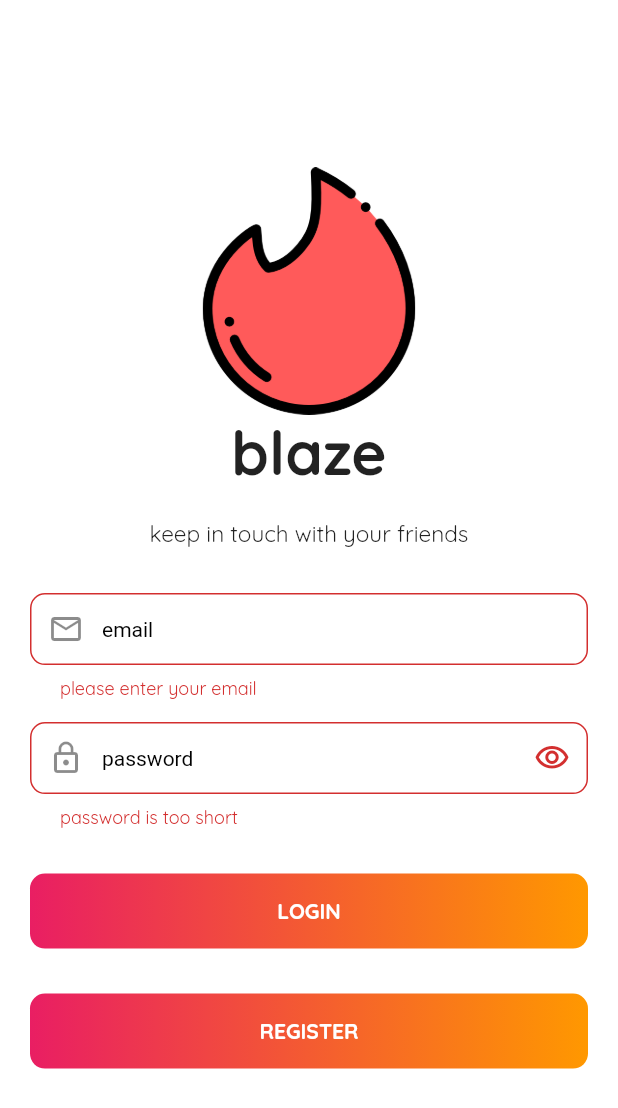
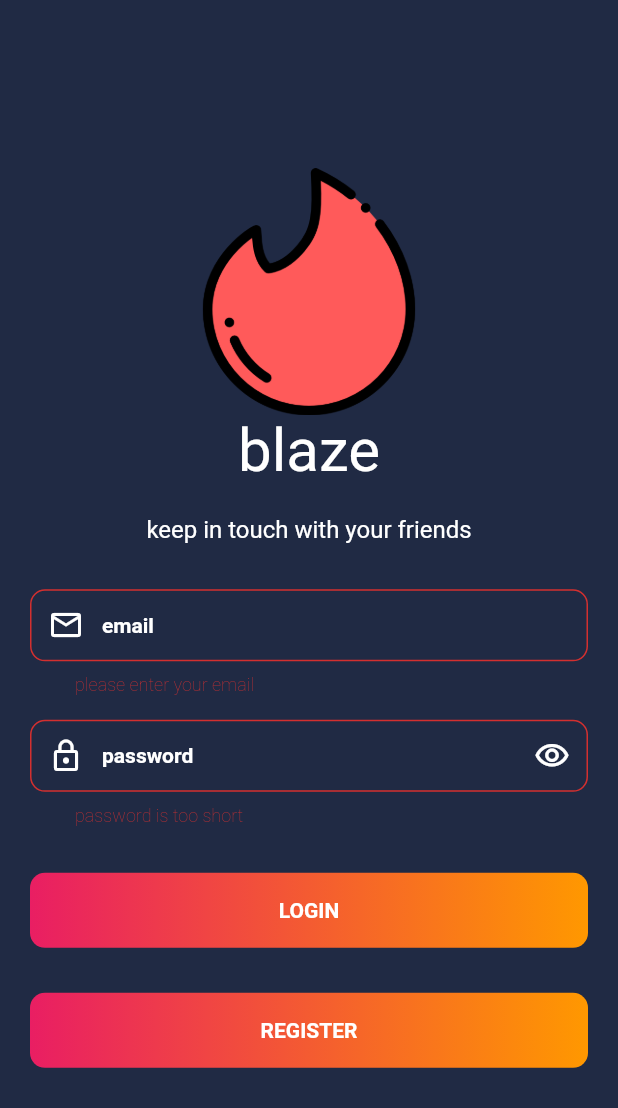
Before and after one commit to HamzaAlmahrous/blaze, a Flutter app: the screen it shows after launch, after a tap on "LOGIN", on a phone screen of 412 x 824 dp. Shown: the top 1108 px of the screen. Run offline on Flutter 3.47's test engine with Material 2 defaults, Android fonts, the light colour scheme and no system bars; our stand-ins replace bloc, cloud_firestore, conditional_builder_null_safety, firebase_auth, firebase_core, firebase_messaging and 7 more; accounts and stored records are empty; Roboto replaces fonts that are missing (Laila).

Commit message:
dark mode added
Signed-off-by: Hamza <hm7.almhrous@gmail.com>

```diff
--- a/blaze/lib/components/default_format_field.dart
+++ b/blaze/lib/components/default_format_field.dart
@@ -1,3 +1,4 @@
+import 'package:blaze/helpers/cubits/social_cubit.dart';
 import 'package:flutter/material.dart';
 
 Widget defaultFormField({
@@ -37,9 +38,10 @@ Widget defaultFormField({
         ),
         prefixIcon: Icon(
           prefix,
+          color: SocialCubit.get(context).isDark ? Colors.white : Colors.black,
         ),
         suffixIcon: suffix != null
-            ? IconButton(onPressed: suffixPressed, icon: Icon(suffix))
+            ? IconButton(onPressed: suffixPressed, icon: Icon(suffix, color: SocialCubit.get(context).isDark ? Colors.white : Colors.black,))
             : null,
       ),
     );
--- a/blaze/lib/components/themes.dart
+++ b/blaze/lib/components/themes.dart
@@ -27,8 +27,14 @@ ThemeData lightTheme() => ThemeData(
       hintStyle: const TextStyle(color: Colors.black),
 
     ),
-    textTheme: GoogleFonts.quicksandTextTheme().copyWith(
-      bodyText1: const TextStyle(color: Colors.black, fontWeight: FontWeight.w400, fontSize: 18),
+    textTheme: GoogleFonts.lailaTextTheme().copyWith(
+      caption: const TextStyle(
+          fontSize: 12.0,
+          fontWeight: FontWeight.w100,
+          color: Colors.black,
+          height: 1.3,
+        ),
+      bodyText1: const TextStyle(color: Colors.black, fontWeight: FontWeight.w400, fontSize: 16),
       subtitle1: const TextStyle(
       fontSize: 14.0,
       fontWeight: FontWeight.w400,
@@ -63,9 +69,15 @@ ThemeData darkTheme() => ThemeData(
         contentPadding: const EdgeInsetsDirectional.only(top: 5, start: 30),
         hintStyle: const TextStyle(color: Colors.white),
       ),
-      textTheme: GoogleFonts.quicksandTextTheme().copyWith(
-        bodyText1: const TextStyle(
-            color: Colors.white, fontWeight: FontWeight.w400, fontSize: 18),
+      textTheme: GoogleFonts.lailaTextTheme().copyWith(
+        caption: const TextStyle(
+          fontSize: 12.0,
+          fontWeight: FontWeight.w100,
+          color: Colors.white,
+          height: 1.3,
+        ),
+        bodyText1:  GoogleFonts.laila().copyWith(
+            color: Colors.white, fontWeight: FontWeight.w400, fontSize: 16),
         subtitle1: const TextStyle(
           fontSize: 14.0,
           fontWeight: FontWeight.w600,
--- a/blaze/lib/helpers/cubits/social_cubit.dart
+++ b/blaze/lib/helpers/cubits/social_cubit.dart
@@ -19,16 +19,14 @@ import 'package:firebase_storage/firebase_storage.dart' as firebase_storage;
 import 'package:firebase_messaging/firebase_messaging.dart';
 import 'package:firebase_auth/firebase_auth.dart';
 
-import 'package:http/http.dart' as http;
-import 'package:path/path.dart';
-import 'package:path_provider/path_provider.dart';
-
 class SocialCubit extends Cubit<SocialStates> {
   SocialCubit() : super(InitialState());
 
   static SocialCubit get(context) => BlocProvider.of(context);
 
   SocialUser user = SocialUser.empty();
+
+  bool isDark = false;
 
   void getUserData() {
     emit(SocialLoadingUserState());
@@ -679,7 +677,6 @@ class SocialCubit extends Cubit<SocialStates> {
     // file.writeAsBytesSync(response.bodyBytes);
   }
 
-
   void logOut(context) {
     emit(SignOutLoadingState());
     FirebaseAuth.instance.signOut().then((value) async {
@@ -697,4 +694,13 @@ class SocialCubit extends Cubit<SocialStates> {
       emit(SignOutErrorState(error));
     });
   }
+
+  void changeAppMode({bool? fromShared}) {
+    isDark = !isDark;
+
+    CacheHelper.saveData(key: 'isDark', value: isDark).then((value) {
+      emit(SocialAppChangeModeState());
+    });
+    print(isDark);
+  }
 }
--- a/blaze/lib/helpers/cubits/social_state.dart
+++ b/blaze/lib/helpers/cubits/social_state.dart
@@ -190,3 +190,7 @@ class SignOutErrorState extends SocialStates {
   final String error;
   SignOutErrorState(this.error);
 }
+
+//theme
+
+class SocialAppChangeModeState extends SocialStates {}
--- a/blaze/lib/main.dart
+++ b/blaze/lib/main.dart
@@ -48,6 +48,13 @@ void main(List<String> args) async {
   //onBoarding = CacheHelper.getData(key: 'onBoarding');
   uId = CacheHelper.getData(key: 'uId');
   lang = CacheHelper.getData(key: 'lang');
+  if (CacheHelper.getData(key: 'isDark') == null){
+    CacheHelper.saveData(key: 'isDark', value: false);
+  }
+
+  bool isDark = CacheHelper.getData(key: 'isDark');
+  print(isDark);
+
   lang ??= 'en';
   //print(uId);
 
@@ -56,7 +63,7 @@ void main(List<String> args) async {
   BlocOverrides.runZoned(
     () {
       runApp(
-        MyApp(startWidget: startWidget),
+        MyApp(startWidget: startWidget, isDark: isDark),
       );
     },
     blocObserver: MyBlocObserver(),
@@ -65,14 +72,15 @@ void main(List<String> args) async {
 
 class MyApp extends StatelessWidget {
   final Widget startWidget;
-  const MyApp({Key? key, required this.startWidget}) : super(key: key);
+  final bool isDark;
+  const MyApp({Key? key, required this.startWidget, required this.isDark}) : super(key: key);
 
   @override
   Widget build(BuildContext context) {
     return MultiBlocProvider(
       providers: [
         BlocProvider(
-            create: (context) => SocialCubit()..getAllUsers()..getPosts()..getUserData()..getFollowers(),
+            create: (context) => SocialCubit()..changeAppMode(fromShared: isDark)..getAllUsers()..getPosts()..getUserData()..getFollowers(),
         )
       ],
       child: BlocConsumer<SocialCubit, SocialStates>(
@@ -82,7 +90,7 @@ class MyApp extends StatelessWidget {
               debugShowCheckedModeBanner: false,
               theme: lightTheme(),
               darkTheme: darkTheme(),
-              themeMode: ThemeMode.light,
+              themeMode: SocialCubit.get(context).isDark ? ThemeMode.dark : ThemeMode.light,
               home: startWidget,
               routes: {
                 '/login': (context) => SocialLogin(),
--- a/blaze/lib/views/chats/chats_screen.dart
+++ b/blaze/lib/views/chats/chats_screen.dart
@@ -87,9 +87,7 @@ class ChatItem extends StatelessWidget {
                 children: [
                   Text(
                     cubit.followers[index].name,
-                    style: const TextStyle(
-                      height: 1.4,
-                    ),
+                    style: Theme.of(context).textTheme.bodyText1
                   ),
                   const SizedBox(width: 5.0),
                   const Icon(
--- a/blaze/lib/views/comment_screen/comment_screen.dart
+++ b/blaze/lib/views/comment_screen/comment_screen.dart
@@ -29,7 +29,6 @@ class CommentScreen extends StatelessWidget {
                 Navigator.pop(context);
               },
               title: 'Comments'),
-          backgroundColor: defaultColor4,
           body: state is SocialGetCommentsLoadingState
               ? const Center(child: CircularProgressIndicator())
               : Padding(
@@ -172,6 +171,7 @@ Widget commentItem(SocialComment comment, context, String postId) {
   return Card(
     clipBehavior: Clip.antiAliasWithSaveLayer,
     elevation: 5.0,
+    color: SocialCubit.get(context).isDark ? Color.fromARGB(255, 40, 51, 77): Colors.white,
     margin: const EdgeInsets.symmetric(horizontal: 8.0),
     child: Padding(
       padding: const EdgeInsets.all(10.0),
@@ -193,9 +193,7 @@ Widget commentItem(SocialComment comment, context, String postId) {
                       children: [
                         Text(
                           comment.name,
-                          style: const TextStyle(
-                            height: 1.4,
-                          ),
+                          style: Theme.of(context).textTheme.bodyText1
                         ),
                         const SizedBox(width: 5.0),
                         const Icon(
--- a/blaze/lib/views/login/login_screen.dart
+++ b/blaze/lib/views/login/login_screen.dart
@@ -54,18 +54,14 @@ class SocialLogin extends StatelessWidget {
                             fit: BoxFit.cover,
                           ),
                         ),
-                        const Text(
+                        Text(
                           "blaze",
-                          style: TextStyle(
-                              fontSize: 40.0, fontWeight: FontWeight.bold),
+                          style: Theme.of(context).textTheme.bodyText1!.copyWith(fontSize: 40.0),
                         ),
                         const SizedBox(height: 20.0),
-                        const Text(
+                        Text(
                           "keep in touch with your friends",
-                          style: TextStyle(
-                            fontSize: 15.0,
-                            fontWeight: FontWeight.w400,
-                          ),
+                          style:  Theme.of(context).textTheme.bodyText1,
                         ),
                         const SizedBox(
                           height: 30.0,
--- a/blaze/lib/views/social_layout/social_layout.dart
+++ b/blaze/lib/views/social_layout/social_layout.dart
@@ -5,6 +5,7 @@ import 'package:blaze/helpers/cubits/social_state.dart';
 import 'package:flutter/material.dart';
 import 'package:flutter_bloc/flutter_bloc.dart';
 import 'package:iconsax/iconsax.dart';
+import 'package:google_fonts/google_fonts.dart';
 
 class SocialLayout extends StatefulWidget {
   SocialLayout({Key? key}) : super(key: key);
@@ -43,7 +44,7 @@ class _SocialLayoutState extends State<SocialLayout>
         return Scaffold(
           appBar: AppBar(
             title: Text(cubit.titles[tabController.index],
-                style: const TextStyle(fontSize: 20.0)),
+                style: GoogleFonts.laila().copyWith(fontSize: 20.0)),
             bottom: TabBar(
               controller: tabController,
               labelColor: defaultColor1,
--- a/blaze/lib/views/users/users_screen.dart
+++ b/blaze/lib/views/users/users_screen.dart
@@ -85,9 +85,7 @@ class UserItem extends StatelessWidget {
                 children: [
                   Text(
                     cubit.allUsers[index].name,
-                    style: const TextStyle(
-                      height: 1.4,
-                    ),
+                    style: Theme.of(context).textTheme.bodyText1
                   ),
                   const SizedBox(width: 5.0),
                   const Icon(
```
Also changed, not shown: blaze/lib/components/default_post.dart (+7 -6 lines), blaze/lib/views/home/home_screen.dart (+9 -3 lines), blaze/lib/views/post/post_screen.dart (+3 -4 lines), blaze/lib/views/profile/profile_screen.dart (+15 -12 lines), blaze/lib/views/settings/settings_screen.dart (+15 -5 lines), blaze/lib/views/user_screen/user_screen.dart (+4 -4 lines), blaze/assets/images/tinder_3.png (added).
